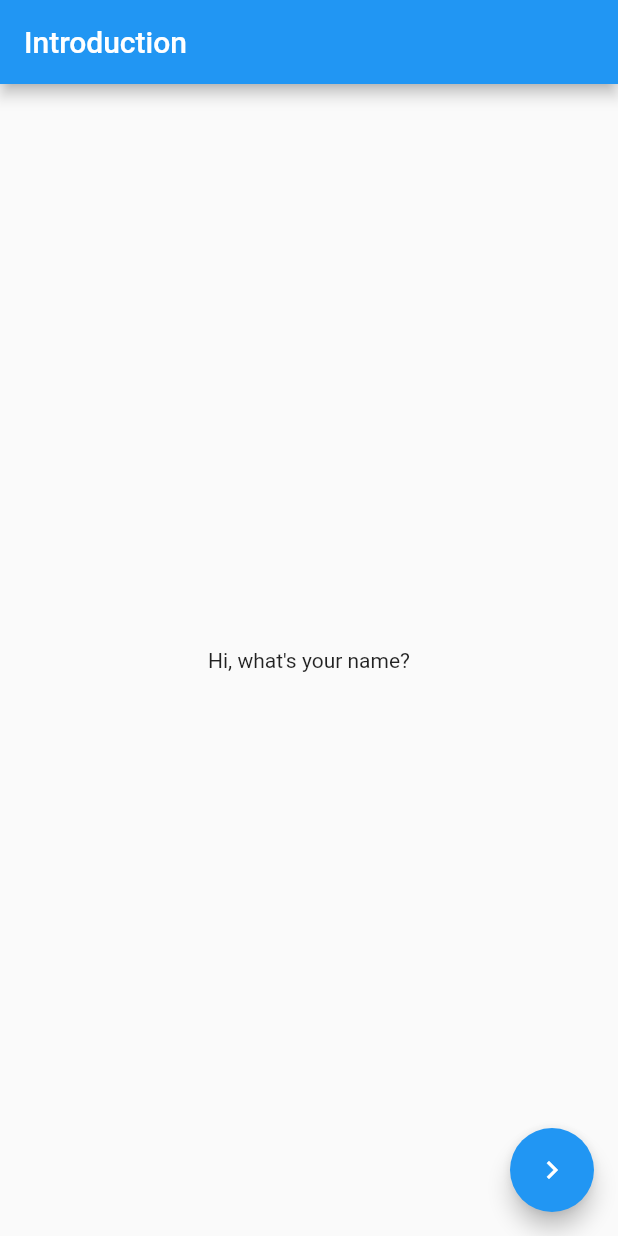
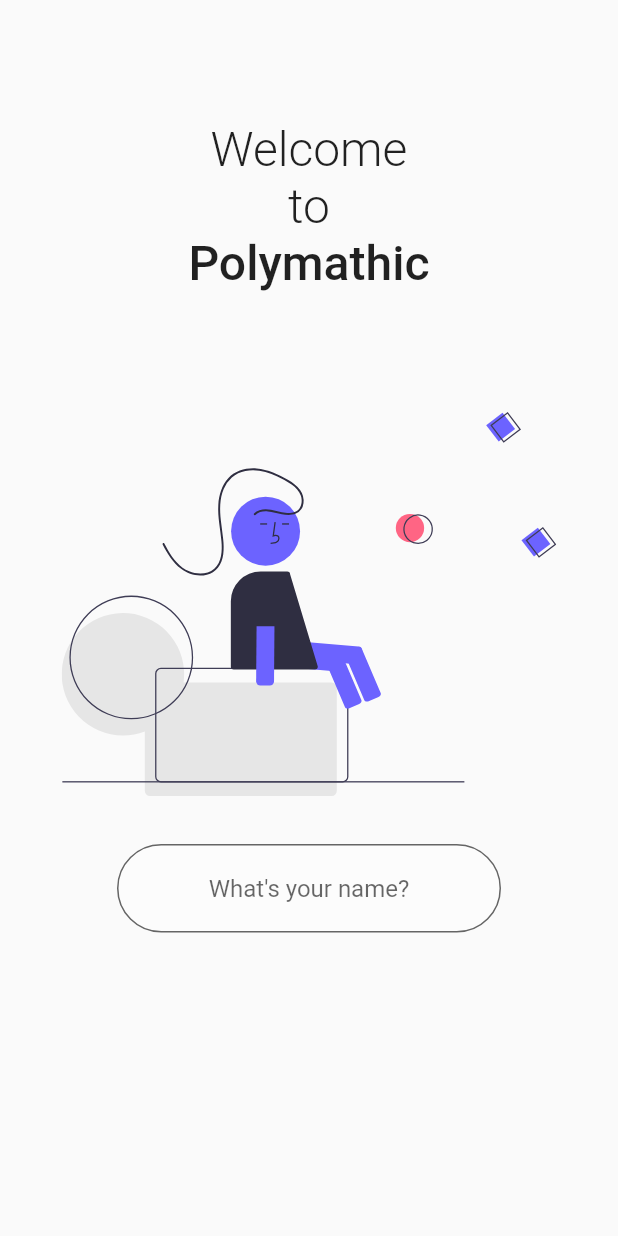
Before and after one commit to clementpoiret/polymathic, a Flutter app: the screen it shows after launch, on a phone screen of 412 x 824 dp. Run offline on Flutter 3.47's test engine with Material 2 defaults, Android fonts, the phone set to English and light mode, and no system bars; our stand-ins replace flutter_icons, flutter_svg, shared_preferences.

Commit message:
Built introduction screen

```diff
--- a/lib/main.dart
+++ b/lib/main.dart
@@ -2,8 +2,10 @@
 
 import 'package:flutter/material.dart';
 import 'package:shared_preferences/shared_preferences.dart';
+
+import 'screens/intro_screen.dart';
 import 'screens/main_screen.dart';
-import 'package:flutter_icons/flutter_icons.dart';
+import 'utils/constants.dart';
 
 void main() {
   runApp(Polymathic());
@@ -15,8 +17,17 @@
     return MaterialApp(
       title: 'Polymathic',
       theme: ThemeData(
-        primarySwatch: Colors.blue,
+        primaryColor: kPrimaryColor,
+        accentColor: kAccentColor,
         visualDensity: VisualDensity.adaptivePlatformDensity,
+        appBarTheme: AppBarTheme(
+          elevation: 0,
+          brightness: Brightness.light,
+          color: Colors.transparent,
+        ),
+        floatingActionButtonTheme: FloatingActionButtonThemeData(
+          backgroundColor: kPrimaryColor,
+        ),
       ),
       home: FirstLaunch(),
     );
@@ -44,7 +55,7 @@
         ),
       );
     } else {
-      // await prefs.setBool('firstLaunch', false);
+      await prefs.setBool('firstLaunch', false);
       Navigator.of(context).pushReplacement(
         MaterialPageRoute(
           builder: (context) => IntroScreen(),
@@ -68,35 +79,3 @@
     );
   }
 }
-
-class IntroScreen extends StatelessWidget {
-  @override
-  Widget build(BuildContext context) {
-    return Scaffold(
-      appBar: AppBar(
-        title: Text('Introduction'),
-      ),
-      body: Center(
-        child: Column(
-          mainAxisAlignment: MainAxisAlignment.center,
-          crossAxisAlignment: CrossAxisAlignment.center,
-          children: <Widget>[
-            Text('Hi, what\'s your name?'),
-          ],
-        ),
-      ),
-      floatingActionButton: FloatingActionButton(
-        child: Icon(MaterialIcons.navigate_next),
-        onPressed: () {
-          Navigator.of(context).pushReplacement(
-            MaterialPageRoute(
-              builder: (context) => MainScreen(
-                title: 'Polymathic',
-              ),
-            ),
-          );
-        },
-      ),
-    );
-  }
-}
--- /dev/null
+++ b/lib/screens/intro_screen.dart
@@ -0,0 +1,122 @@
+import 'package:flutter/material.dart';
+import 'package:flutter_icons/flutter_icons.dart';
+import 'package:flutter_svg/flutter_svg.dart';
+import 'package:shared_preferences/shared_preferences.dart';
+
+import 'main_screen.dart';
+
+class IntroScreen extends StatefulWidget {
+  @override
+  _IntroScreenState createState() => _IntroScreenState();
+}
+
+class _IntroScreenState extends State<IntroScreen> {
+  final String _introSvg = 'assets/svg/intro.svg';
+  bool _isNextEnabled = false;
+  String name = 'undefined';
+
+  void saveName(String name) async {
+    print('Saved name to SharedPreferences');
+    SharedPreferences prefs = await SharedPreferences.getInstance();
+    prefs.setString('name', name);
+  }
+
+  @override
+  Widget build(BuildContext context) {
+    return Scaffold(
+      body: Center(
+        child: Column(
+          mainAxisAlignment: MainAxisAlignment.center,
+          crossAxisAlignment: CrossAxisAlignment.center,
+          children: <Widget>[
+            Expanded(
+              flex: 1,
+              child: Column(
+                mainAxisAlignment: MainAxisAlignment.center,
+                crossAxisAlignment: CrossAxisAlignment.center,
+                children: <Widget>[
+                  Text(
+                    'Welcome\nto',
+                    textAlign: TextAlign.center,
+                    style: TextStyle(
+                      fontSize: 32,
+                      fontWeight: FontWeight.w300,
+                    ),
+                  ),
+                  Text(
+                    'Polymathic',
+                    style: TextStyle(
+                      fontSize: 32,
+                      fontWeight: FontWeight.w500,
+                    ),
+                  ),
+                ],
+              ),
+            ),
+            Expanded(
+              flex: 2,
+              child: Column(
+                crossAxisAlignment: CrossAxisAlignment.center,
+                mainAxisAlignment: MainAxisAlignment.start,
+                children: <Widget>[
+                  SvgPicture.asset(
+                    _introSvg,
+                    height: 256,
+                    semanticsLabel: 'Introduction Image',
+                  ),
+                  SizedBox(
+                    height: 32,
+                  ),
+                  Container(
+                    width: 256,
+                    child: TextField(
+                      textAlign: TextAlign.center,
+                      decoration: InputDecoration(
+                          fillColor: Colors.white30,
+                          filled: true,
+                          border: OutlineInputBorder(
+                            borderRadius:
+                                BorderRadius.all(Radius.circular(64.0)),
+                          ),
+                          hintText: 'What\'s your name?'),
+                      onChanged: (value) {
+                        name = value;
+
+                        setState(() {
+                          if (value != null && value != '') {
+                            print('enabled');
+                            _isNextEnabled = true;
+                          } else {
+                            print('disabled');
+                            _isNextEnabled = false;
+                          }
+                        });
+                      },
+                    ),
+                  ),
+                ],
+              ),
+            ),
+          ],
+        ),
+      ),
+      floatingActionButton: Visibility(
+        visible: _isNextEnabled,
+        child: FloatingActionButton(
+          child: Icon(MaterialIcons.navigate_next),
+          onPressed: () {
+            saveName(name);
+
+            Navigator.of(context).pushReplacement(
+              MaterialPageRoute(
+                builder: (context) => MainScreen(
+                  title: 'Polymathic',
+                ),
+              ),
+            );
+          },
+        ),
+      ),
+    );
+  }
+}
--- /dev/null
+++ b/lib/utils/constants.dart
@@ -0,0 +1,4 @@
+import 'package:flutter/material.dart';
+
+const kPrimaryColor = Color(0xFF6C63FF);
+const kAccentColor = Color(0xFFFF6584);
--- a/pubspec.yaml
+++ b/pubspec.yaml
@@ -14,6 +14,7 @@
   cupertino_icons: ^0.1.3
   shared_preferences: ^0.5.8
   flutter_icons: ^1.1.0
+  flutter_svg: ^0.17.4
 
 dev_dependencies:
   flutter_test:
@@ -21,3 +22,5 @@
 
 flutter:
   uses-material-design: true
+  assets:
+    - assets/svg/
```
Also changed, not shown: lib/screens/main_screen.dart (+21 -1 lines), assets/svg/intro.svg (added).
